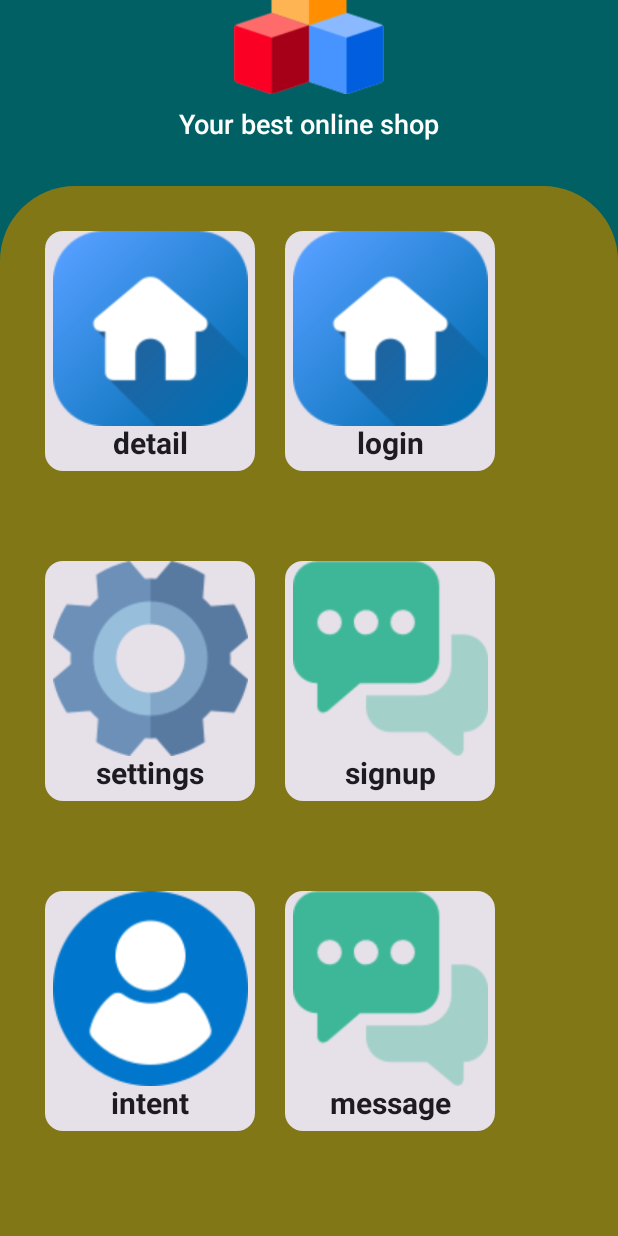
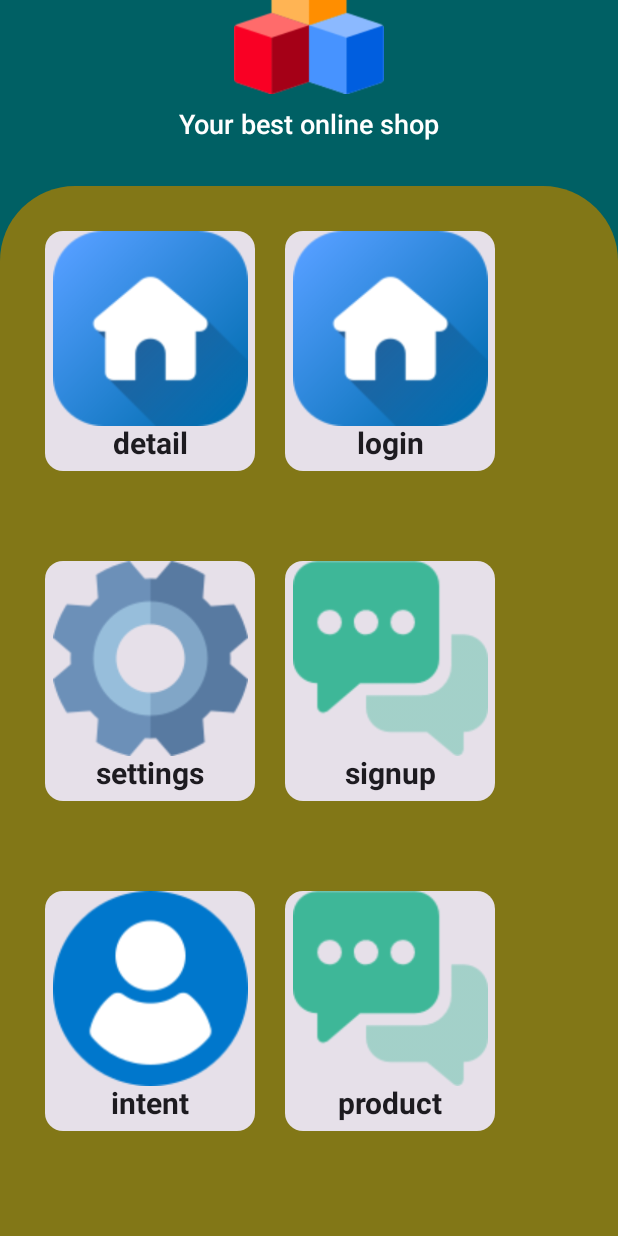
Before and after one commit to sheilaokwisa544/app, an Android app built with Jetpack Compose: the screen it shows after launch (MainActivity), scrolled down 67 dp, on a phone screen of 412 x 824 dp. Run offline under Robolectric (Android 15) with nearby library versions, the phone set to English and light mode, and no system bars.

Commit message:
DATABASE2

```diff
--- a/app/src/main/java/com/example/appy/ui/theme/screens/dashboard/DashboardScreen.kt
+++ b/app/src/main/java/com/example/appy/ui/theme/screens/dashboard/DashboardScreen.kt
@@ -34,6 +34,8 @@ import androidx.navigation.compose.rememberNavController
 import com.example.appy.R
 import com.example.appy.ui.theme.cccc
 import com.example.appy.ui.theme.ssss
+import com.example.sellapy.navigation.ADD_PRODUCTS_URL
+import com.example.sellapy.navigation.ROUT_ABOUT
 import com.example.sellapy.navigation.ROUT_DETAIL
 import com.example.sellapy.navigation.ROUT_INTENT
 import com.example.sellapy.navigation.ROUT_LOGIN
@@ -313,10 +315,11 @@ fun DashboardScreen(navController: NavController) {
                             )
                         }
                         Text(
-                            text = "message",
+                            text = "product",
                             modifier = Modifier.fillMaxWidth().clickable {
                                 navController.navigate(
-                                    ROUT_SPLASH
+                                    ADD_PRODUCTS_URL
+
                                 )},
                             textAlign = TextAlign.Center,
                             fontSize = 20.sp,
```
